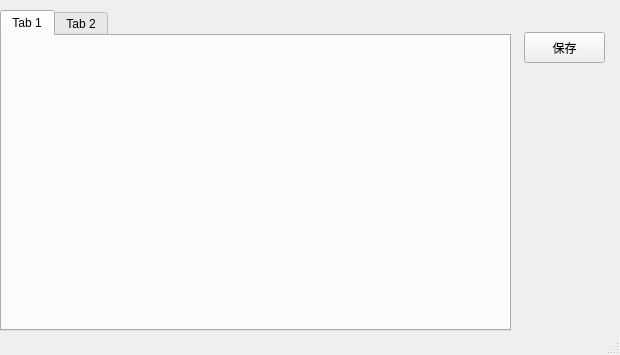
Old version of the form mainwindow.ui in the repository gordonpro/QTEnvEditor.
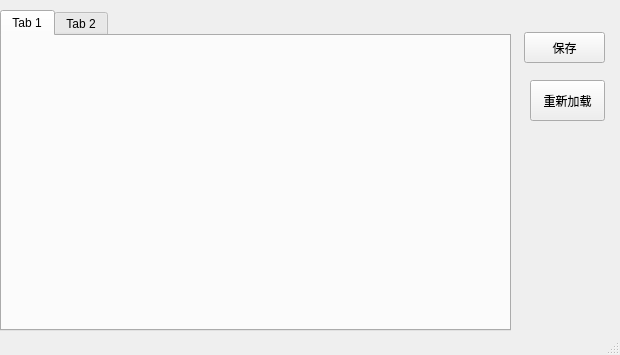
New version of the form.

Patch:
```diff
--- a/mainwindow.ui
+++ b/mainwindow.ui
@@ -50,6 +50,19 @@
      <string>保存</string>
     </property>
    </widget>
+   <widget class="QPushButton" name="pushButton_2">
+    <property name="geometry">
+     <rect>
+      <x>530</x>
+      <y>80</y>
+      <width>75</width>
+      <height>41</height>
+     </rect>
+    </property>
+    <property name="text">
+     <string>重新加载</string>
+    </property>
+   </widget>
   </widget>
   <widget class="QStatusBar" name="statusBar"/>
  </widget>
```
